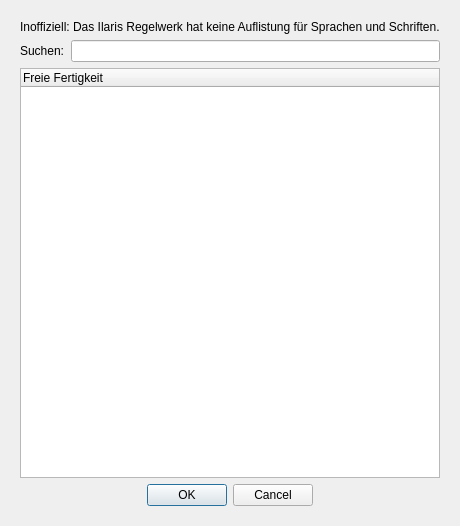
The window that UI/CharakterFreieFertigkeitenPicker.ui (Aeolitus/Sephrasto) describes before a commit, drawn with Qt 5.
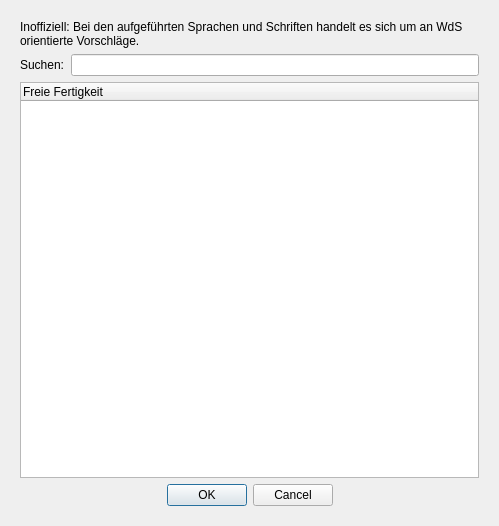
The same window after the commit.

Commit message: Update unofficial info text for FreieFertigkeiten and Ruestungen picker.

```diff
--- a/UI/CharakterFreieFertigkeitenPicker.ui
+++ b/UI/CharakterFreieFertigkeitenPicker.ui
@@ -9,7 +9,7 @@
    <rect>
     <x>0</x>
     <y>0</y>
-    <width>423</width>
+    <width>499</width>
     <height>526</height>
    </rect>
   </property>
@@ -29,7 +29,10 @@
       <item>
        <widget class="QLabel" name="label">
         <property name="text">
-         <string>Inoffiziell: Das Ilaris Regelwerk hat keine Auflistung für Sprachen und Schriften.</string>
+         <string>Inoffiziell: Bei den aufgeführten Sprachen und Schriften handelt es sich um an WdS orientierte Vorschläge.</string>
+        </property>
+        <property name="wordWrap">
+         <bool>true</bool>
         </property>
        </widget>
       </item>
```
The commit also changes 3 other files.
